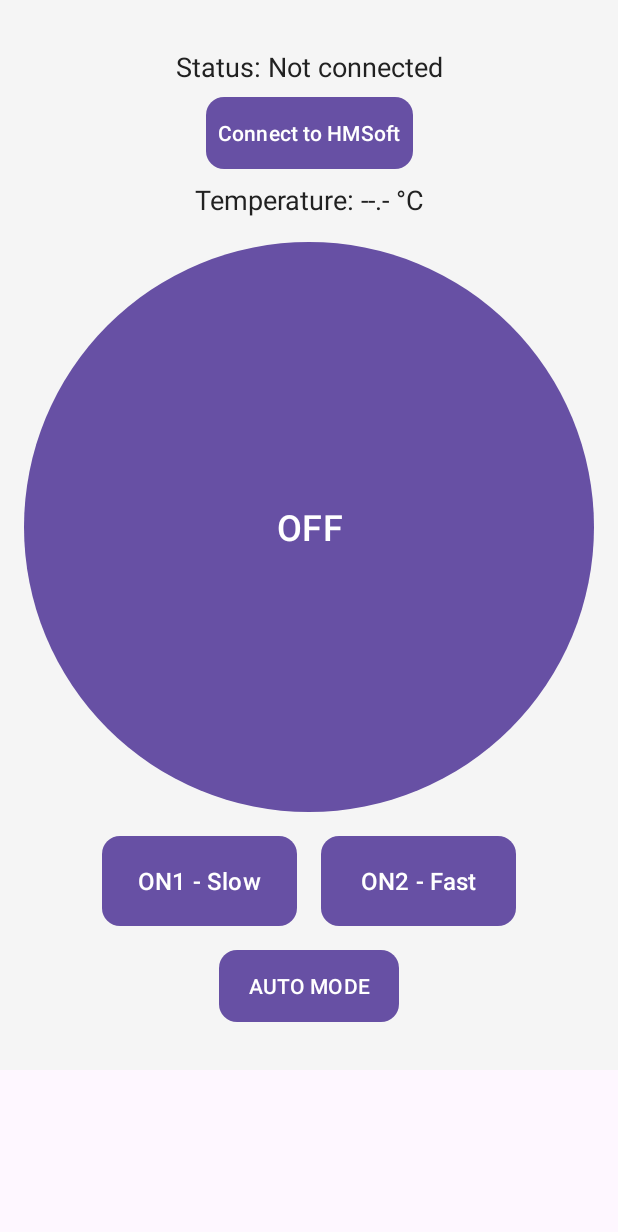
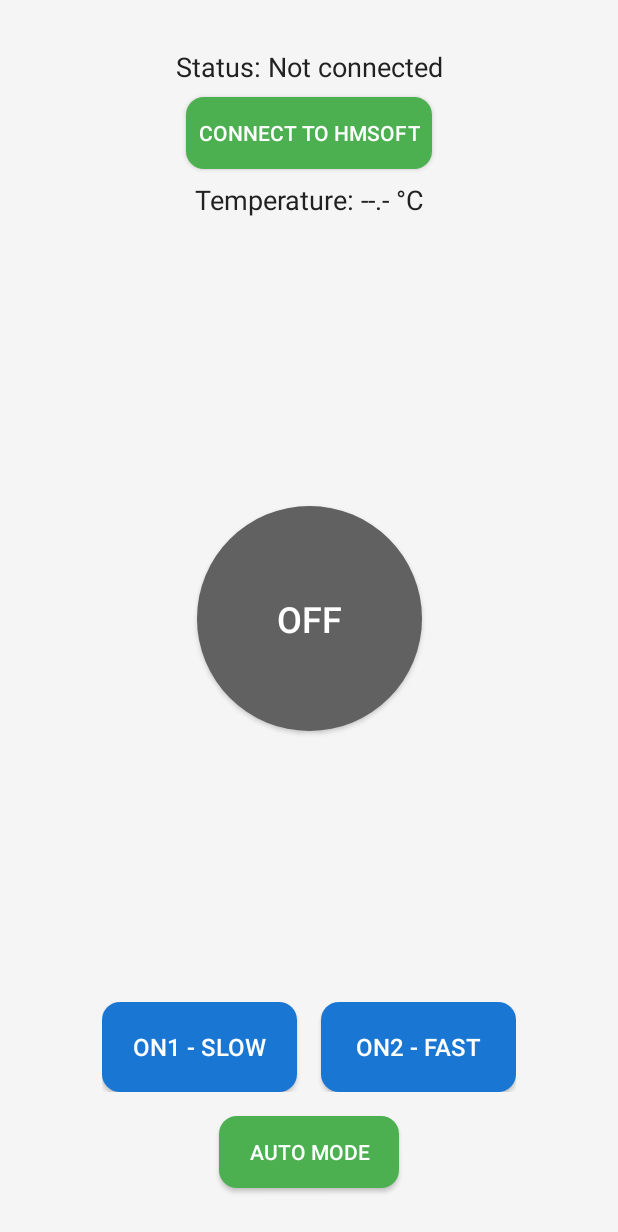
Before and after one commit to imlawcs/Smart-Fan, an Android app: the screen it shows after launch (MainActivity), on a phone screen of 412 x 824 dp. Shown: the top 1232 px of the screen. Run offline under Robolectric (Android 15) with nearby library versions, the phone set to English and light mode, and no system bars.

Commit message:
fix/feat: interface color, add temperature feature

```diff
--- a/app/src/main/AndroidManifest.xml
+++ b/app/src/main/AndroidManifest.xml
@@ -8,11 +8,10 @@
     <uses-permission android:name="android.permission.BLUETOOTH_CONNECT" />
     <uses-permission android:name="android.permission.ACCESS_FINE_LOCATION" />
     <uses-permission android:name="android.permission.ACCESS_COARSE_LOCATION" />
-    <uses-feature android:name="android.hardware.bluetooth_le" android:required="true" />
 
     <!-- Tính năng Bluetooth -->
     <uses-feature android:name="android.hardware.bluetooth" android:required="true" />
-
+    <uses-feature android:name="android.hardware.bluetooth_le" android:required="true" />
 
     <application
         android:allowBackup="true"
--- a/app/src/main/java/com/midterm22nh12/fan/MainActivity.java
+++ b/app/src/main/java/com/midterm22nh12/fan/MainActivity.java
@@ -1,6 +1,7 @@
 package com.midterm22nh12.fan;
 
 import android.Manifest;
+import android.app.Activity;
 import android.bluetooth.BluetoothAdapter;
 import android.bluetooth.BluetoothDevice;
 import android.bluetooth.BluetoothGatt;
@@ -23,7 +24,6 @@ import android.widget.Button;
 import android.widget.TextView;
 import android.widget.Toast;
 
-import androidx.appcompat.app.AppCompatActivity;
 import androidx.core.app.ActivityCompat;
 import androidx.core.content.ContextCompat;
 
@@ -32,7 +32,7 @@ import com.midterm22nh12.fan.R;
 import java.util.ArrayList;
 import java.util.UUID;
 
-public class MainActivity extends AppCompatActivity {
+public class MainActivity extends Activity {
 
     // UI components
     private Button btnAuto, btnOn1, btnOn2, btnToggle, btnConnect;
@@ -62,6 +62,7 @@ public class MainActivity extends AppCompatActivity {
 
     @Override
     protected void onCreate(Bundle savedInstanceState) {
+        setTheme(R.style.Theme_Fan); // Áp dụng theme thủ công để giữ màu sắc
         super.onCreate(savedInstanceState);
         setContentView(R.layout.activity_main);
 
@@ -154,6 +155,7 @@ public class MainActivity extends AppCompatActivity {
 
     private void checkAndRequestPermissions() {
         ArrayList<String> permissionsToRequest = new ArrayList<>();
+
         if (Build.VERSION.SDK_INT >= Build.VERSION_CODES.S) {
             if (ContextCompat.checkSelfPermission(this, Manifest.permission.BLUETOOTH_CONNECT) != PackageManager.PERMISSION_GRANTED) {
                 permissionsToRequest.add(Manifest.permission.BLUETOOTH_CONNECT);
@@ -167,6 +169,10 @@ public class MainActivity extends AppCompatActivity {
         if (ContextCompat.checkSelfPermission(this, Manifest.permission.ACCESS_FINE_LOCATION) != PackageManager.PERMISSION_GRANTED) {
             permissionsToRequest.add(Manifest.permission.ACCESS_FINE_LOCATION);
             Log.d(TAG, "Requesting ACCESS_FINE_LOCATION permission");
+        }
+        if (ContextCompat.checkSelfPermission(this, Manifest.permission.ACCESS_COARSE_LOCATION) != PackageManager.PERMISSION_GRANTED) {
+            permissionsToRequest.add(Manifest.permission.ACCESS_COARSE_LOCATION);
+            Log.d(TAG, "Requesting ACCESS_COARSE_LOCATION permission");
         }
 
         if (!permissionsToRequest.isEmpty()) {
@@ -376,7 +382,7 @@ public class MainActivity extends AppCompatActivity {
                     isOn = false;
                     btnConnect.setText(R.string.connect_to_hmsoft);
                     btnConnect.setBackgroundResource(R.drawable.rounded_button);
-                    btnAuto.setBackgroundResource(R.drawable.circle_button_off);
+                    btnAuto.setBackgroundResource(R.drawable.rounded_button_gray);
                     btnToggle.setText(R.string.off);
                     btnToggle.setBackgroundResource(R.drawable.circle_button_off);
                     Log.d(TAG, "Disconnected from HMSoft");
--- a/app/src/main/res/layout/activity_main.xml
+++ b/app/src/main/res/layout/activity_main.xml
@@ -1,13 +1,9 @@
 <?xml version="1.0" encoding="utf-8"?>
-<ScrollView
+<androidx.constraintlayout.widget.ConstraintLayout
     xmlns:android="http://schemas.android.com/apk/res/android"
     xmlns:app="http://schemas.android.com/apk/res-auto"
     android:layout_width="match_parent"
-    android:layout_height="match_parent">
-
-    <androidx.constraintlayout.widget.ConstraintLayout
-        android:layout_width="match_parent"
-        android:layout_height="wrap_content"
+    android:layout_height="match_parent"
     android:padding="16dp"
     android:background="#F5F5F5">
 
@@ -33,7 +29,6 @@
         android:background="@drawable/rounded_button"
         android:textColor="#FFFFFF"
         android:padding="8dp"
-            android:contentDescription="Connect or disconnect from Bluetooth device"
         app:layout_constraintTop_toBottomOf="@id/status"
         app:layout_constraintStart_toStartOf="parent"
         app:layout_constraintEnd_toEndOf="parent"
@@ -55,20 +50,16 @@
     <!-- Circular ON/OFF Button (Larger) -->
     <Button
         android:id="@+id/btnToggle"
-            android:layout_width="0dp"
-            android:layout_height="0dp"
+        android:layout_width="150dp"
+        android:layout_height="150dp"
         android:text="OFF"
         android:textSize="24sp"
         android:textColor="#FFFFFF"
         android:background="@drawable/circle_button_off"
-            android:contentDescription="Toggle fan on or off"
-            app:layout_constraintWidth_percent="0.4"
-            app:layout_constraintHeight_percent="0.4"
-            app:layout_constraintDimensionRatio="1:1"
-            app:layout_constraintTop_toBottomOf="@id/temperature"
+        app:layout_constraintTop_toTopOf="parent"
+        app:layout_constraintBottom_toBottomOf="parent"
         app:layout_constraintStart_toStartOf="parent"
-            app:layout_constraintEnd_toEndOf="parent"
-            android:layout_marginTop="16dp" />
+        app:layout_constraintEnd_toEndOf="parent"/>
 
     <!-- LinearLayout to Center ON1 and ON2 -->
     <LinearLayout
@@ -76,11 +67,9 @@
         android:layout_width="wrap_content"
         android:layout_height="wrap_content"
         android:orientation="horizontal"
-            app:layout_constraintTop_toBottomOf="@id/btnToggle"
         app:layout_constraintBottom_toTopOf="@id/btnAuto"
         app:layout_constraintStart_toStartOf="parent"
         app:layout_constraintEnd_toEndOf="parent"
-            android:layout_marginTop="16dp"
         android:layout_marginBottom="16dp">
 
         <!-- ON1 Button -->
@@ -92,7 +81,6 @@
             android:background="@drawable/rounded_button_gray"
             android:textColor="#FFFFFF"
             android:textSize="16sp"
-                android:contentDescription="Set fan to slow speed"
             android:layout_marginEnd="8dp"/>
 
         <!-- ON2 Button -->
@@ -104,7 +92,6 @@
             android:background="@drawable/rounded_button_gray"
             android:textColor="#FFFFFF"
             android:textSize="16sp"
-                android:contentDescription="Set fan to fast speed"
             android:layout_marginStart="8dp"/>
 
     </LinearLayout>
@@ -118,11 +105,9 @@
         android:background="@drawable/rounded_button"
         android:textColor="#FFFFFF"
         android:padding="8dp"
-            android:contentDescription="Toggle auto mode for fan"
         app:layout_constraintBottom_toBottomOf="parent"
         app:layout_constraintStart_toStartOf="parent"
         app:layout_constraintEnd_toEndOf="parent"
         android:layout_marginBottom="16dp"/>
 
 </androidx.constraintlayout.widget.ConstraintLayout>
-</ScrollView>
```
Lines whose indentation alone changed are shown as unchanged.
